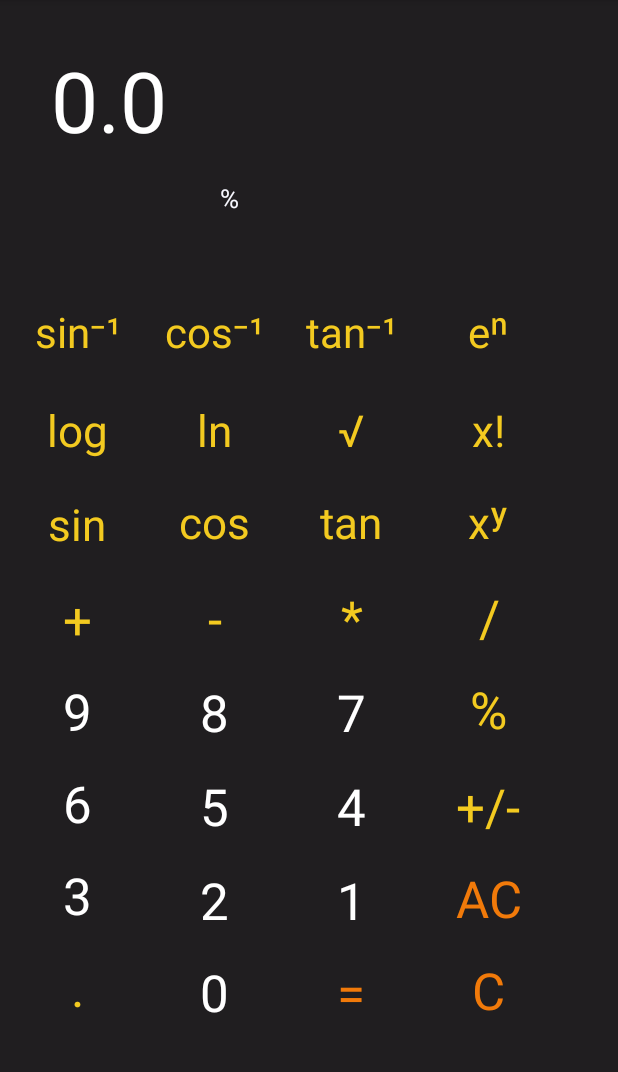
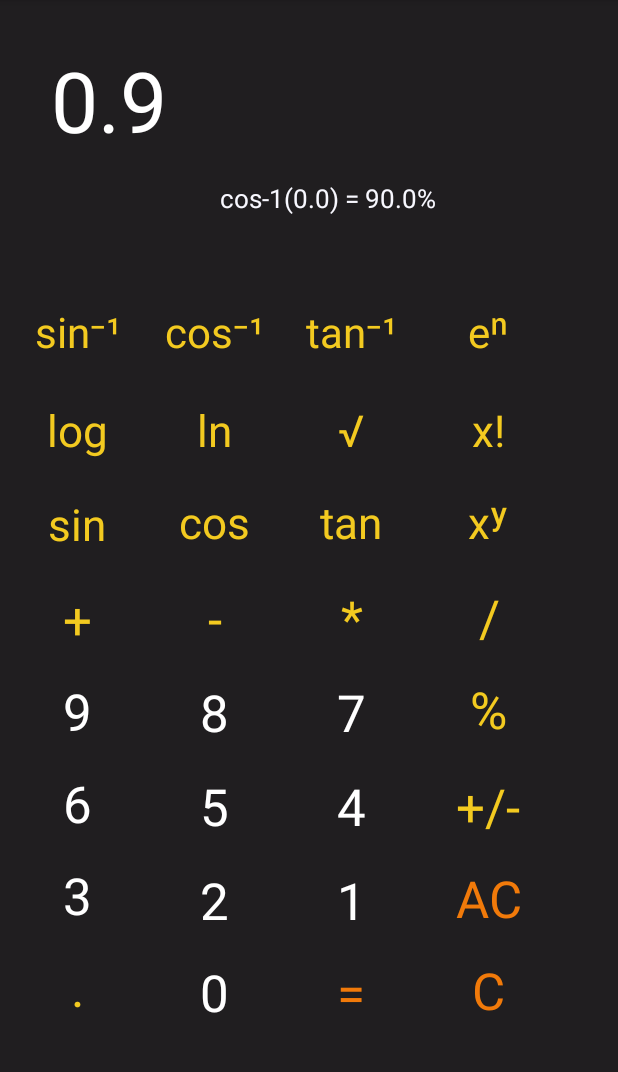
Before and after one commit to gaurang2001/ScientificCalculator, an Android app: the screen it shows after launch (MainActivity), after a tap on an icon or button, on a phone screen of 412 x 824 dp, the part 84-1156 px from its top. Run offline under Robolectric (Android 15) with nearby library versions, the phone set to English and light mode, and no system bars; 1 other tap on this screen came first.

Commit message:
Top Row Functionality - resolved (#8)
* Top Row Functionality

* Changes

```diff
--- a/app/src/main/java/com/example/scientificcalculator/MainActivity.java
+++ b/app/src/main/java/com/example/scientificcalculator/MainActivity.java
@@ -13,7 +13,7 @@ public class MainActivity extends AppCompatActivity {
 
     // Initialise variables
     TextView textView, textView2, textView3;
-    Button b1, b2, b3, b4, b5, b6, b7, b8, b9, b0, b_dot, b_equal,b_sign, btn, b_plus, b_minus, b_multiply, b_divide,b_backspace,b_percentage, b_log10, b_ln, b_root, b_xfac, b_sin, b_cos, b_tan, b_exponent;
+    Button b1, b2, b3, b4, b5, b6, b7, b8, b9, b0, b_dot, b_equal,b_sign, btn, b_plus, b_minus, b_multiply, b_divide,b_backspace,b_percentage, b_log10, b_ln, b_root, b_xfac, b_sin, b_cos, b_tan,b_asin,b_acos,b_atan,b_ex, b_exponent;
     float result; // Stores number in textView
     float result2; // Used when arithmetic or scientific functions are called
     boolean Add, Sub, Mul, Div, exp; // Stores truth value of function call
@@ -49,6 +49,10 @@ public class MainActivity extends AppCompatActivity {
         b_sin = findViewById(R.id.b_sin);
         b_cos = findViewById(R.id.b_cos);
         b_tan = findViewById(R.id.b_tan);
+        b_asin = findViewById(R.id.b_asin);
+        b_acos = findViewById(R.id.b_acos);
+        b_atan = findViewById(R.id.b_atan);
+        b_ex = findViewById(R.id.b_ex);
         b_exponent = findViewById(R.id.b_exponent);
         textView = findViewById(R.id.textView);
         textView2 = findViewById(R.id.textView2);
@@ -420,6 +424,55 @@ public class MainActivity extends AppCompatActivity {
             }
         });
 
+        b_asin.setOnClickListener(new View.OnClickListener() {
+            @Override
+            public void onClick(View v) {
+                float val = Float.parseFloat(textView.getText() + "");
+                result = (float) Math.asin(val);
+                result = (float) Math.toDegrees(result);
+                textView.setText("" + result);
+                textView3.setText("sin-1("+val+") = "+result);
+
+            }
+        });
+
+        b_acos.setOnClickListener(new View.OnClickListener() {
+            @Override
+            public void onClick(View v) {
+                float val = Float.parseFloat(textView.getText() + "");
+                result = (float) Math.acos(val);
+                result = (float) Math.toDegrees(result);
+                textView.setText("" + result);
+                textView3.setText("cos-1("+val+") = "+result);
+
+            }
+        });
+
+        b_atan.setOnClickListener(new View.OnClickListener() {
+            @Override
+            public void onClick(View v) {
+                float val = Float.parseFloat(textView.getText() + "");
+                result = (float) Math.atan(val);
+                result = (float) Math.toDegrees(result);
+                textView.setText("" + result);
+                textView3.setText("tan-1("+val+") = "+result);
+
+            }
+        });
+
+        b_ex.setOnClickListener(new View.OnClickListener() {
+            @Override
+            public void onClick(View v) {
+                result = Float.parseFloat(textView.getText()+ "");
+                result = (float) Math.exp(result);
+                textView2.setText("");
+                textView.setText(result+"");
+                textView3.setText("e^x"+"");
+            }
+        });
+
+
+
         // Performs power function
         b_exponent.setOnClickListener(new View.OnClickListener() {
             @Override
--- a/app/src/main/res/layout/activity_main.xml
+++ b/app/src/main/res/layout/activity_main.xml
@@ -39,7 +39,7 @@
         app:layout_constraintVertical_bias="0.166" />
 
     <Button
-        android:id="@+id/b_cos-1"
+        android:id="@+id/b_acos"
         style="@style/Widget.AppCompat.Button.Borderless"
         android:layout_width="91dp"
         android:layout_height="61dp"
@@ -290,7 +290,7 @@
         app:layout_constraintVertical_bias="0.0" />
 
     <Button
-        android:id="@+id/b_sin-1"
+        android:id="@+id/b_asin"
         style="@style/Widget.AppCompat.Button.Borderless"
         android:layout_width="91dp"
         android:layout_height="61dp"
@@ -508,7 +508,7 @@
         app:layout_constraintVertical_bias="0.0" />
 
     <Button
-        android:id="@+id/b_tan-1"
+        android:id="@+id/b_atan"
         style="@style/Widget.AppCompat.Button.Borderless"
         android:layout_width="91dp"
         android:layout_height="61dp"
```
